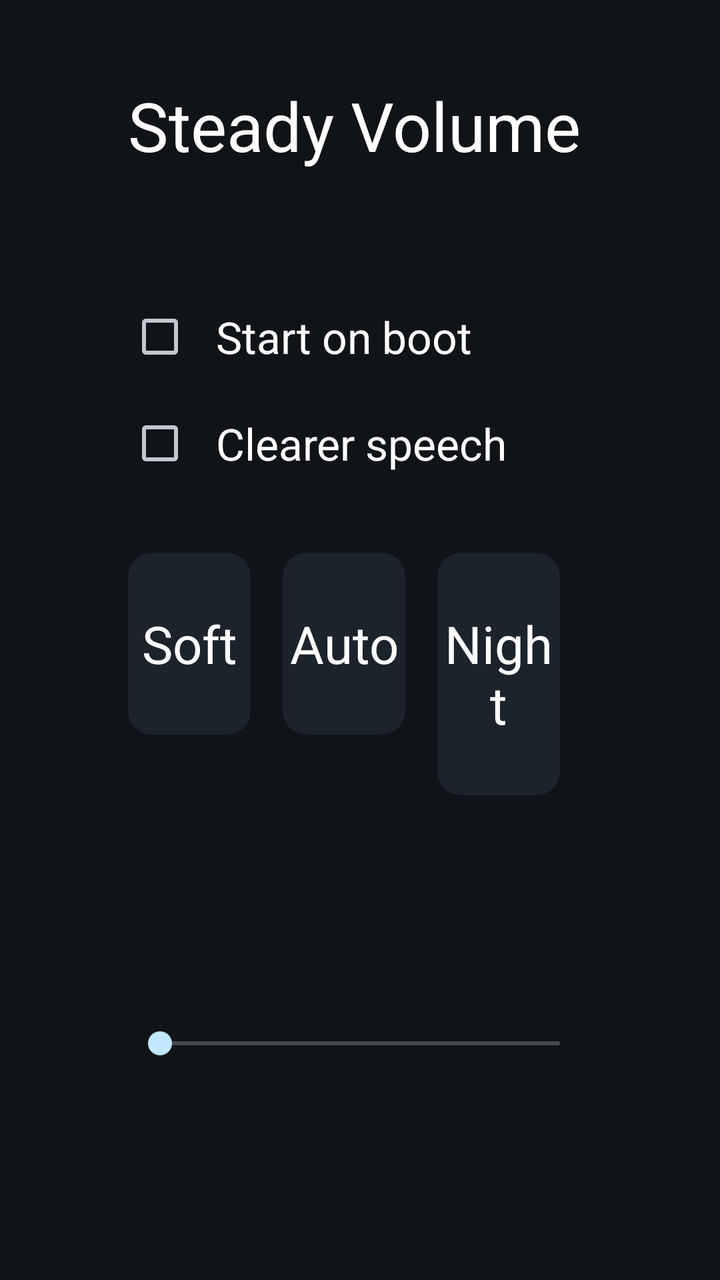
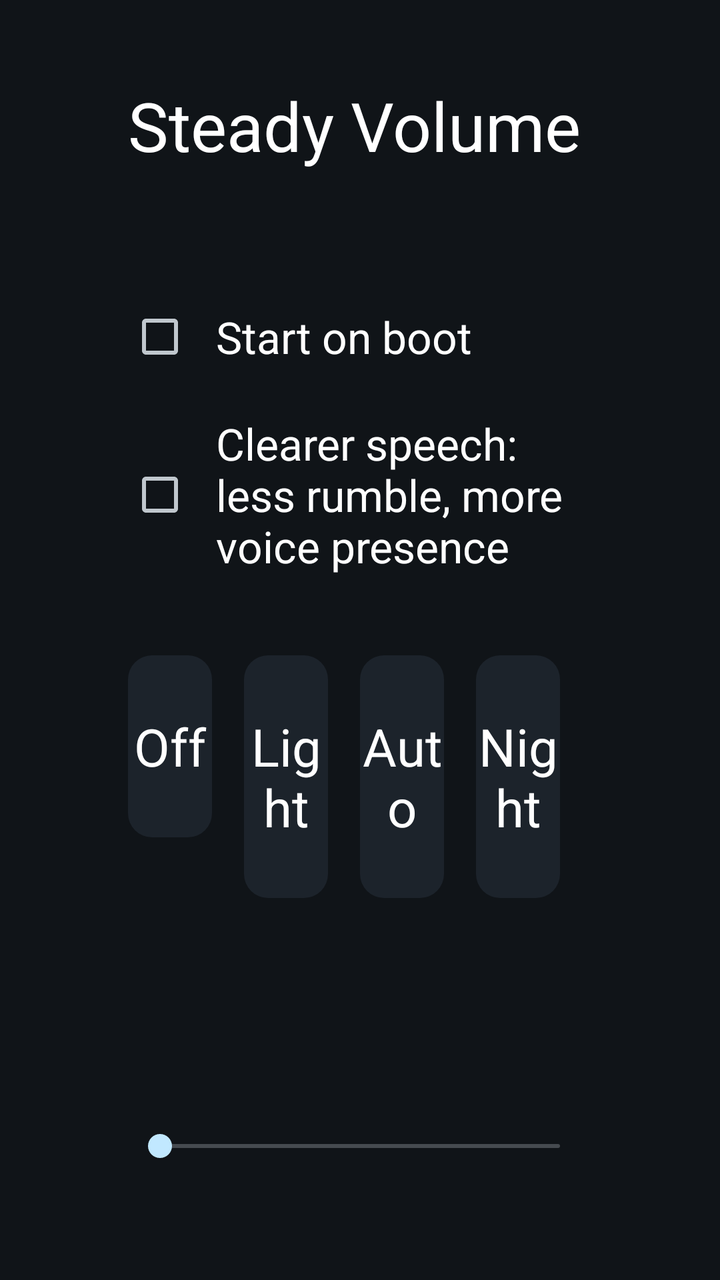

The first picture is an Android layout as it rendered before a commit; the second is the same layout after the commit. The layout source and the unified diff follow.
<!-- AndroidManifest.xml: application theme android:Theme.DeviceDefault.NoActionBar -->
<!-- res/layout/activity_main.xml -->
<?xml version="1.0" encoding="utf-8"?>
<LinearLayout xmlns:android="http://schemas.android.com/apk/res/android"
    android:layout_width="match_parent"
    android:layout_height="match_parent"
    android:orientation="vertical"
    android:paddingStart="64dp"
    android:paddingEnd="64dp"
    android:paddingTop="40dp"
    android:background="@color/bg">

    <TextView
        android:layout_width="wrap_content"
        android:layout_height="wrap_content"
        android:text="@string/app_name"
        android:textSize="34sp"
        android:textColor="@color/text" />

    <TextView
        android:id="@+id/status"
        android:layout_width="wrap_content"
        android:layout_height="wrap_content"
        android:layout_marginTop="4dp"
        android:textSize="18sp"
        android:textColor="@color/text_dim" />

    <CheckBox
        android:id="@+id/boot"
        android:layout_width="match_parent"
        android:layout_height="wrap_content"
        android:layout_marginTop="28dp"
        android:padding="12dp"
        android:background="@drawable/row"
        android:focusable="true"
        android:text="@string/start_on_boot"
        android:textSize="22sp"
        android:textColor="@color/text" />

    <CheckBox
        android:id="@+id/speech"
        android:layout_width="match_parent"
        android:layout_height="wrap_content"
        android:padding="12dp"
        android:background="@drawable/row"
        android:focusable="true"
        android:text="@string/speech"
        android:textSize="22sp"
        android:textColor="@color/text" />

    <LinearLayout
        android:id="@+id/tiles"
        android:layout_width="match_parent"
        android:layout_height="wrap_content"
        android:layout_marginTop="28dp"
        android:orientation="horizontal">

        <TextView
            android:id="@+id/tile_soft"
            style="@style/Tile"
            android:text="@string/preset_soft" />

        <TextView
            android:id="@+id/tile_auto"
            style="@style/Tile"
            android:text="@string/preset_auto" />

        <TextView
            android:id="@+id/tile_night"
            style="@style/Tile"
            android:text="@string/preset_night" />
    </LinearLayout>

    <TextView
        android:id="@+id/tile_hint"
        android:layout_width="wrap_content"
        android:layout_height="wrap_content"
        android:layout_marginTop="8dp"
        android:textSize="16sp"
        android:textColor="@color/text_dim" />

    <TextView
        android:id="@+id/boost_label"
        android:layout_width="wrap_content"
        android:layout_height="wrap_content"
        android:layout_marginTop="32dp"
        android:textSize="22sp"
        android:textColor="@color/text" />

    <SeekBar
        android:id="@+id/boost"
        android:layout_width="match_parent"
        android:layout_height="wrap_content"
        android:layout_marginTop="4dp"
        android:padding="20dp"
        android:background="@drawable/row"
        android:focusable="true"
        android:max="15" />
</LinearLayout>
<!-- resources referenced by this layout -->
<resources>
  <color name="bg">#101418</color>
  <color name="text">#FFFFFF</color>
  <color name="text_dim">#9AA4AE</color>
  <!-- drawable row (drawable) -->
  <?xml version="1.0" encoding="utf-8"?>
  <selector xmlns:android="http://schemas.android.com/apk/res/android">
      <item android:state_focused="true">
          <shape android:shape="rectangle">
              <solid android:color="@color/tile" />
              <stroke android:width="4dp" android:color="@color/focus" />
              <corners android:radius="12dp" />
          </shape>
      </item>
      <item>
          <shape android:shape="rectangle">
              <solid android:color="@android:color/transparent" />
              <corners android:radius="12dp" />
          </shape>
      </item>
  </selector>
  <string name="app_name">Steady Volume</string>
  <string name="preset_auto">Auto</string>
  <string name="preset_night">Night</string>
  <string name="preset_soft">Soft</string>
  <string name="speech">Clearer speech</string>
  <string name="start_on_boot">Start on boot</string>
  <style name="Tile">
          <item name="android:layout_width">0dp</item>
          <item name="android:layout_height">wrap_content</item>
          <item name="android:layout_weight">1</item>
          <item name="android:layout_marginEnd">16dp</item>
          <item name="android:paddingTop">28dp</item>
          <item name="android:paddingBottom">28dp</item>
          <item name="android:gravity">center</item>
          <item name="android:textSize">26sp</item>
          <item name="android:textColor">@color/text</item>
          <item name="android:background">@drawable/tile</item>
          <item name="android:focusable">true</item>
          <item name="android:clickable">true</item>
      </style>
  <color name="tile">#1C232B</color>
  <color name="focus">#FFFFFF</color>
  <!-- drawable tile (drawable) -->
  <?xml version="1.0" encoding="utf-8"?>
  <selector xmlns:android="http://schemas.android.com/apk/res/android">
      <item android:state_focused="true" android:state_selected="true">
          <shape android:shape="rectangle">
              <solid android:color="@color/tile_selected" />
              <stroke android:width="4dp" android:color="@color/focus" />
              <corners android:radius="12dp" />
          </shape>
      </item>
      <item android:state_focused="true">
          <shape android:shape="rectangle">
              <solid android:color="@color/tile" />
              <stroke android:width="4dp" android:color="@color/focus" />
              <corners android:radius="12dp" />
          </shape>
      </item>
      <item android:state_selected="true">
          <shape android:shape="rectangle">
              <solid android:color="@color/tile_selected" />
              <corners android:radius="12dp" />
          </shape>
      </item>
      <item>
          <shape android:shape="rectangle">
              <solid android:color="@color/tile" />
              <corners android:radius="12dp" />
          </shape>
      </item>
  </selector>
  <color name="tile_selected">#1E5AA8</color>
</resources>

<!-- the commit's change to res/layout/activity_main.xml (unified diff, before → after) -->
@@ -54,6 +54,11 @@
         android:orientation="horizontal">
 
         <TextView
+            android:id="@+id/tile_off"
+            style="@style/Tile"
+            android:text="@string/preset_off" />
+
+        <TextView
             android:id="@+id/tile_soft"
             style="@style/Tile"
             android:text="@string/preset_soft" />
@@ -93,5 +98,5 @@
         android:padding="20dp"
         android:background="@drawable/row"
         android:focusable="true"
-        android:max="15" />
+        android:max="10" />
 </LinearLayout>
<!-- resource entries referenced after the edit -->
@@ -23,8 +23,9 @@
   <string name="app_name">Steady Volume</string>
   <string name="preset_auto">Auto</string>
   <string name="preset_night">Night</string>
-  <string name="preset_soft">Soft</string>
-  <string name="speech">Clearer speech</string>
+  <string name="preset_off">Off</string>
+  <string name="preset_soft">Light</string>
+  <string name="speech">Clearer speech: less rumble, more voice presence</string>
   <string name="start_on_boot">Start on boot</string>
   <style name="Tile">
           <item name="android:layout_width">0dp</item>
